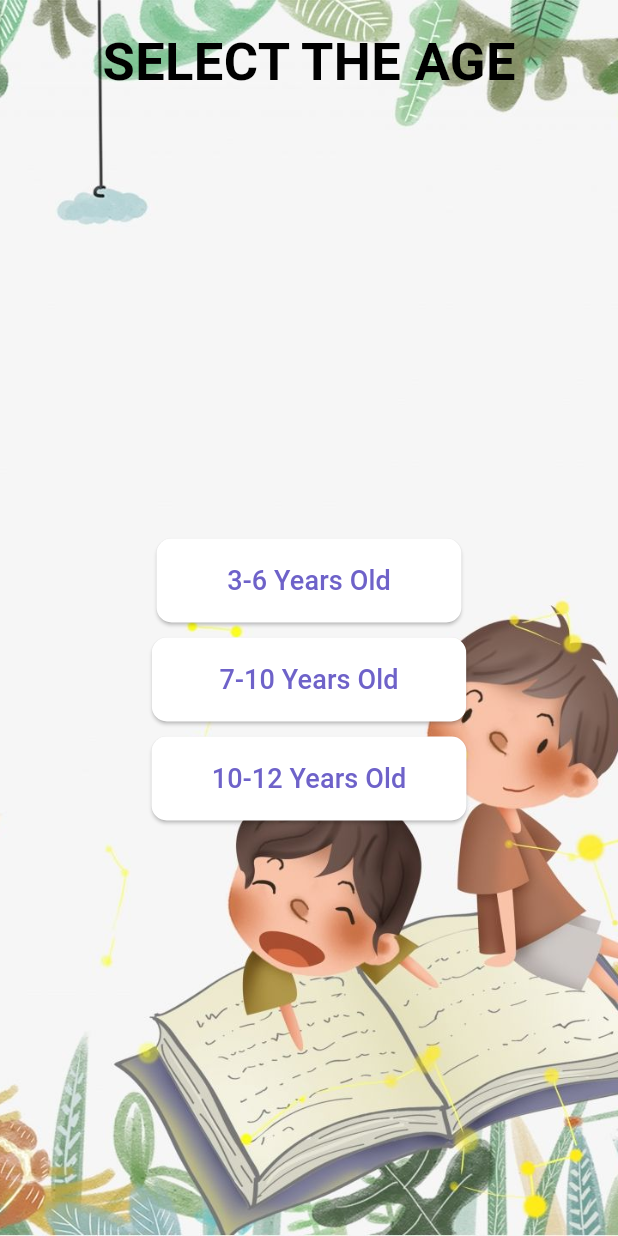
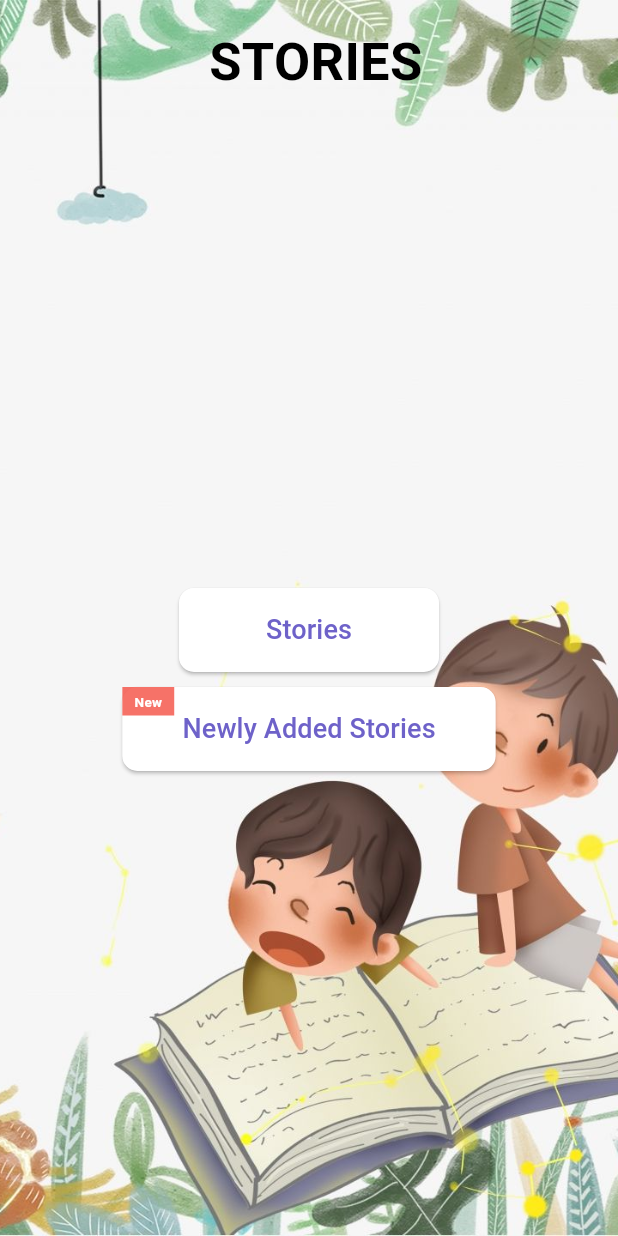
Before and after one commit to sajeel093/StoryApp, a Flutter app: the screen it shows after launch, on a phone screen of 412 x 824 dp. Run offline on Flutter 3.47's test engine with Material 3 defaults, Android fonts, the phone set to English and light mode, and no system bars; our stand-ins replace cloud_firestore, firebase_core; accounts and stored records are empty.

Commit message:
first commit

```diff
--- /dev/null
+++ b/lib/home_screen.dart
@@ -0,0 +1,184 @@
+import 'package:flutter/material.dart';
+import 'package:flutter/services.dart'; // Import this for SystemNavigator
+
+import 'package:flutter_application_1/new_stories_screen.dart';
+
+import 'package:flutter_application_1/select_age.dart';
+
+class MainScreen extends StatefulWidget {
+  @override
+  _MainScreenState createState() => _MainScreenState();
+}
+
+class _MainScreenState extends State<MainScreen>
+    with SingleTickerProviderStateMixin {
+  late AnimationController _controller;
+  late Animation<double> _animation;
+
+  @override
+  void initState() {
+    super.initState();
+    _controller = AnimationController(
+      duration: const Duration(seconds: 1),
+      vsync: this,
+    )..repeat(reverse: true); // Repeat the animation
+
+    _animation = Tween<double>(begin: 1.0, end: 0.0).animate(_controller);
+  }
+
+  @override
+  void dispose() {
+    _controller.dispose();
+    super.dispose();
+  }
+
+  Future<bool> _onWillPop() async {
+    return (await showDialog(
+          context: context,
+          builder: (context) => AlertDialog(
+            title: const Text('Exit App'),
+            content: const Text('Do you want to close the app?'),
+            actions: <Widget>[
+              TextButton(
+                onPressed: () => Navigator.of(context).pop(false),
+                child: const Text('No'),
+              ),
+              TextButton(
+                onPressed: () {
+                  SystemNavigator.pop(); // Close the app
+                },
+                child: const Text('Yes'),
+              ),
+            ],
+          ),
+        )) ??
+        false; // Return false if the dialog is dismissed
+  }
+
+  @override
+  Widget build(BuildContext context) {
+    return WillPopScope(
+      onWillPop: _onWillPop,
+      child: Scaffold(
+        body: Stack(
+          children: [
+            // Background image covering the entire screen
+            Container(
+              decoration: const BoxDecoration(
+                image: DecorationImage(
+                  image: AssetImage(
+                      'assets/images/BG.jpg'), // Path to your background image
+                  fit: BoxFit.cover,
+                ),
+              ),
+            ),
+            // Content of the screen
+            SafeArea(
+              child: Column(
+                children: [
+                  // Title at the top, similar to AppBar
+                  const Padding(
+                    padding: EdgeInsets.all(16.0),
+                    child: Center(
+                      child: Text(
+                        ' STORIES',
+                        style: TextStyle(
+                          fontSize: 35,
+                          color: Colors.black,
+                          fontWeight: FontWeight.bold,
+                        ),
+                      ),
+                    ),
+                  ),
+                  const Spacer(),
+                  // Story selection buttons
+                  Center(
+                    child: Column(
+                      mainAxisAlignment: MainAxisAlignment.center,
+                      children: [
+                        ElevatedButton(
+                          onPressed: () {
+                            Navigator.push(
+                              context,
+                              MaterialPageRoute(
+                                builder: (context) =>
+                                    AgeSelectionScreen(), // Default age group
+                              ),
+                            );
+                          },
+                          style: ElevatedButton.styleFrom(
+                            backgroundColor: Colors.white,
+                            padding: const EdgeInsets.symmetric(
+                                horizontal: 58, vertical: 15),
+                            shape: RoundedRectangleBorder(
+                              borderRadius: BorderRadius.circular(10),
+                            ),
+                          ),
+                          child: const Text(
+                            'Stories',
+                            style: TextStyle(
+                                fontSize: 18, color: Color(0xFF6E62C9)),
+                          ),
+                        ),
+                        const SizedBox(height: 10),
+                        Stack(
+                          children: [
+                            ElevatedButton(
+                              onPressed: () {
+                                Navigator.push(
+                                  context,
+                                  MaterialPageRoute(
+                                    builder: (context) =>
+                                        NewStoriesScreen(), // Default age group
+                                  ),
+                                );
+                              },
+                              style: ElevatedButton.styleFrom(
+                                backgroundColor: Colors.white,
+                                padding: const EdgeInsets.symmetric(
+                                    horizontal: 40, vertical: 15),
+                                shape: RoundedRectangleBorder(
+                                  borderRadius: BorderRadius.circular(10),
+                                ),
+                              ),
+                              child: const Text(
+                                'Newly Added Stories',
+                                style: TextStyle(
+                                    fontSize: 18, color: Color(0xFF6E62C9)),
+                              ),
+                            ),
+                            Positioned(
+                              top: 0,
+                              left: 0,
+                              child: FadeTransition(
+                                opacity: _animation,
+                                child: Container(
+                                  padding: const EdgeInsets.symmetric(
+                                      horizontal: 8, vertical: 3),
+                                  color: Colors
+                                      .red, // Background color for the banner
+                                  child: const Text(
+                                    'New',
+                                    style: TextStyle(
+                                        fontSize: 9,
+                                        color: Colors.white,
+                                        fontWeight: FontWeight.bold),
+                                  ),
+                                ),
+                              ),
+                            ),
+                          ],
+                        ),
+                      ],
+                    ),
+                  ),
+                  const Spacer(), // To push buttons toward the center
+                ],
+              ),
+            ),
+          ],
+        ),
+      ),
+    );
+  }
+}
--- a/lib/main.dart
+++ b/lib/main.dart
@@ -1,5 +1,6 @@
 import 'package:flutter/material.dart';
 import 'package:flutter_application_1/firebase_options.dart';
+import 'package:flutter_application_1/home_screen.dart';
 import 'dart:async';
 import 'package:flutter_application_1/select_age.dart';
 import 'package:firebase_core/firebase_core.dart';
@@ -48,7 +49,7 @@ class _FirstScreenState extends State<FirstScreen> {
     _timer = Timer(Duration(seconds: _timerSeconds), () {
       Navigator.push(
         context,
-        MaterialPageRoute(builder: (context) => AgeSelectionScreen()),
+        MaterialPageRoute(builder: (context) => MainScreen()),
       );
     });
   }
```
Also changed, not shown: lib/add_stories.dart (renamed from lib/add_screen.dart, +22 -77 lines), lib/api_hanlder.dart (deleted, +0 -60 lines), lib/muslim_saints_screen.dart (+2 -14 lines), lib/new_stories_screen.dart (added, +324 -0 lines), lib/prophet_screen.dart (+1 -13 lines), lib/display_stories_screen.dart (renamed from lib/storyScreen.dart).
